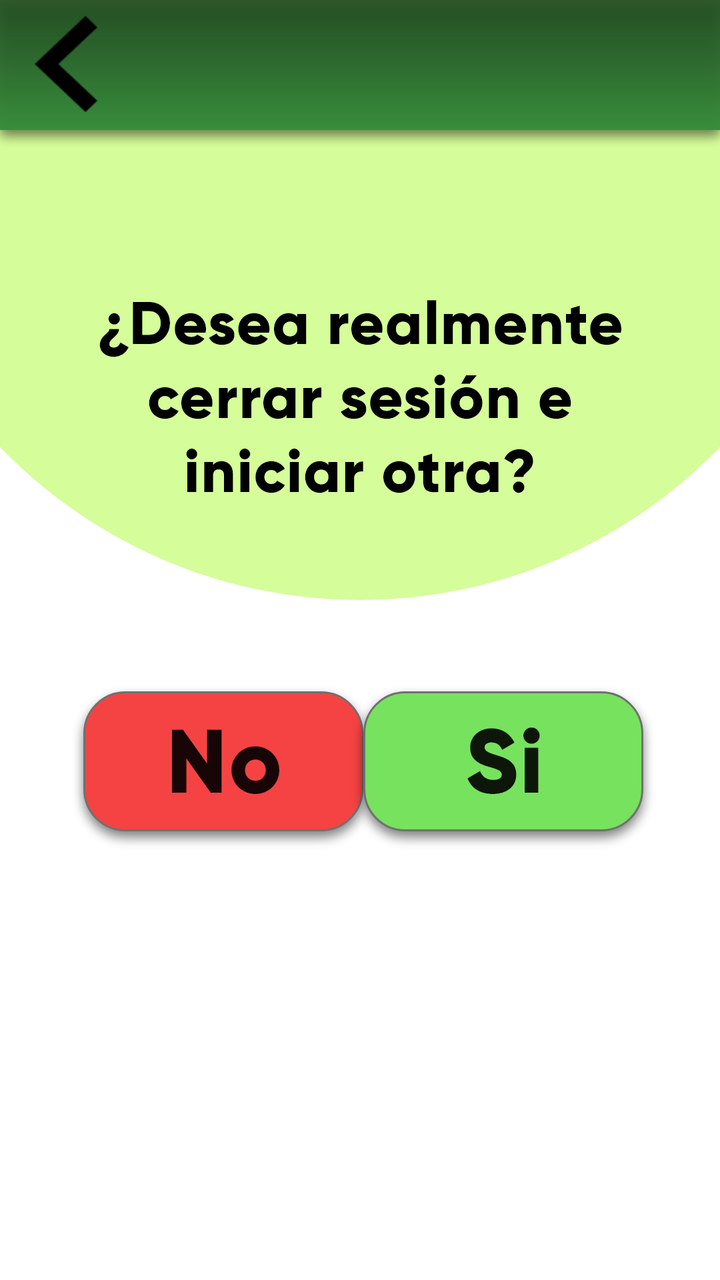
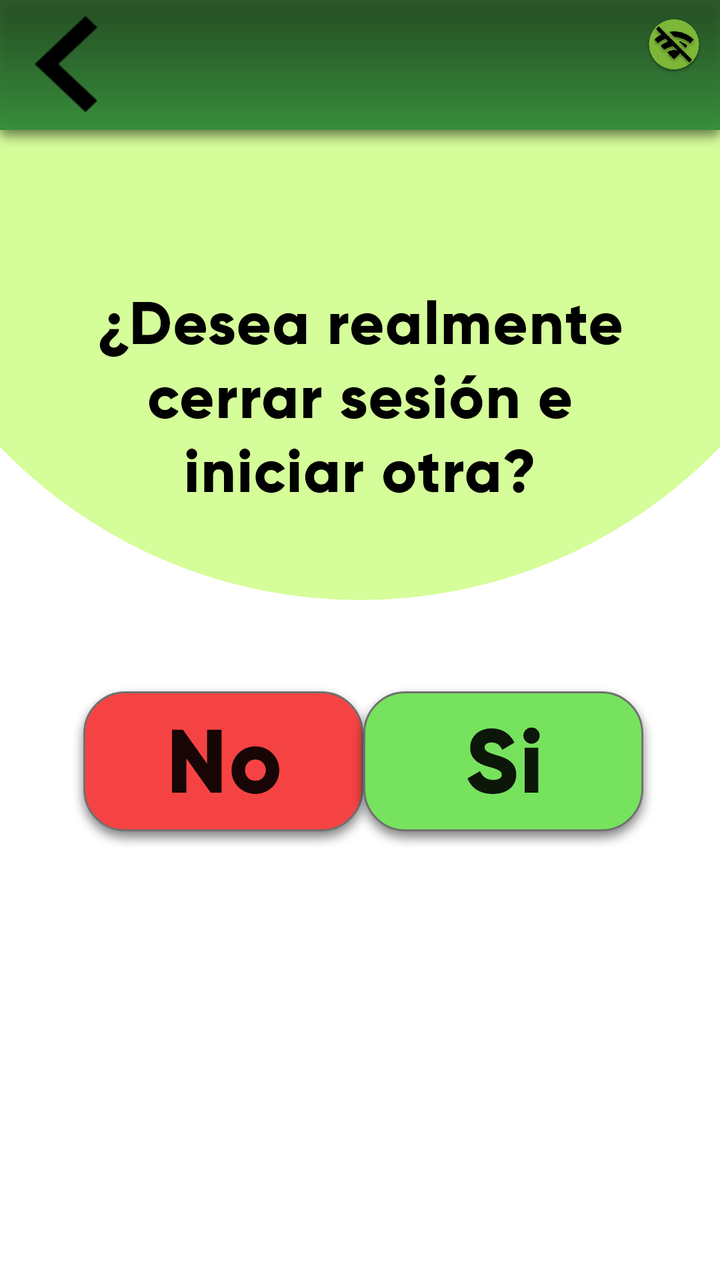

Before-and-after screenshots of an Android layout around one commit, followed by the original layout XML and the change that was made.
<!-- AndroidManifest.xml: application theme AppTheme -->
<!-- res/layout/activity_cambio.xml -->
<?xml version="1.0" encoding="utf-8"?>
<android.support.constraint.ConstraintLayout xmlns:android="http://schemas.android.com/apk/res/android"
    xmlns:app="http://schemas.android.com/apk/res-auto"
    xmlns:tools="http://schemas.android.com/tools"
    android:layout_width="match_parent"
    android:layout_height="match_parent"
    android:background="@drawable/cambio1"
    tools:context=".ActivityCambio">

    <ImageView
        android:id="@+id/imageView6"
        android:layout_width="wrap_content"
        android:layout_height="wrap_content"
        android:layout_marginStart="8dp"
        android:layout_marginTop="8dp"
        android:layout_marginEnd="8dp"
        android:layout_marginBottom="8dp"
        app:layout_constraintBottom_toBottomOf="parent"
        app:layout_constraintEnd_toEndOf="parent"
        app:layout_constraintStart_toStartOf="parent"
        app:layout_constraintTop_toTopOf="parent"
        app:layout_constraintVertical_bias="0.263"
        app:srcCompat="@drawable/textcambio" />

    <Button
        android:id="@+id/button"
        android:layout_width="wrap_content"
        android:layout_height="wrap_content"
        android:layout_marginStart="8dp"
        android:layout_marginTop="8dp"
        android:layout_marginEnd="8dp"
        android:layout_marginBottom="8dp"
        android:background="@drawable/nop"
        app:layout_constraintBottom_toBottomOf="parent"
        app:layout_constraintEnd_toEndOf="parent"
        app:layout_constraintHorizontal_bias="0.133"
        app:layout_constraintStart_toStartOf="parent"
        app:layout_constraintTop_toTopOf="parent"
        app:layout_constraintVertical_bias="0.619" />

    <Button
        android:id="@+id/button2"
        android:layout_width="wrap_content"
        android:layout_height="wrap_content"
        android:layout_marginStart="8dp"
        android:layout_marginTop="8dp"
        android:layout_marginEnd="8dp"
        android:layout_marginBottom="8dp"
        android:background="@drawable/yes"
        app:layout_constraintBottom_toBottomOf="parent"
        app:layout_constraintEnd_toEndOf="parent"
        app:layout_constraintHorizontal_bias="0.885"
        app:layout_constraintStart_toStartOf="parent"
        app:layout_constraintTop_toTopOf="parent"
        app:layout_constraintVertical_bias="0.619" />

    <Button
        android:id="@+id/back"
        android:layout_width="50dp"
        android:layout_height="wrap_content"
        android:layout_marginStart="8dp"
        android:layout_marginTop="8dp"
        android:layout_marginEnd="8dp"
        android:layout_marginBottom="8dp"
        android:background="@drawable/flechitaatras"
        app:layout_constraintBottom_toBottomOf="parent"
        app:layout_constraintEnd_toEndOf="parent"
        app:layout_constraintHorizontal_bias="0.0"
        app:layout_constraintStart_toStartOf="parent"
        app:layout_constraintTop_toTopOf="parent"
        app:layout_constraintVertical_bias="0.0" />
</android.support.constraint.ConstraintLayout>
<!-- resources referenced by this layout -->
<resources>
  <!-- drawable cambio1: png bitmap (drawable-hdpi, 8888 bytes) -->
  <!-- drawable flechitaatras: png bitmap (drawable-hdpi, 1018 bytes) -->
  <!-- drawable nop: png bitmap (drawable-hdpi, 5884 bytes) -->
  <!-- drawable textcambio: png bitmap (drawable-hdpi, 7919 bytes) -->
  <!-- drawable yes: png bitmap (drawable-hdpi, 5997 bytes) -->
  <style name="AppTheme" parent="Theme.AppCompat.Light.NoActionBar">
          
          <item name="colorPrimary">@color/colorPrimary</item>
          <item name="colorPrimaryDark">@color/colorPrimaryDark</item>
          <item name="colorAccent">@color/colorAccent</item>
      </style>
  <color name="colorPrimary">#008577</color>
  <color name="colorPrimaryDark">#00574B</color>
  <color name="colorAccent">#D81B60</color>
</resources>

<!-- the commit's change to res/layout/activity_cambio.xml (unified diff, before → after) -->
@@ -6,6 +6,24 @@
     android:layout_height="match_parent"
     android:background="@drawable/cambio1"
     tools:context=".ActivityCambio">
+
+    <ImageButton
+        android:id="@+id/activity_estadisticas_nowifibutton"
+        android:layout_width="30dp"
+        android:layout_height="30dp"
+        android:layout_alignParentStart="true"
+        android:layout_alignParentTop="true"
+        android:layout_marginStart="8dp"
+        android:layout_marginTop="8dp"
+        android:layout_marginEnd="8dp"
+        android:layout_marginBottom="8dp"
+        android:background="@drawable/ic_nowifi"
+        app:layout_constraintBottom_toBottomOf="parent"
+        app:layout_constraintEnd_toEndOf="parent"
+        app:layout_constraintHorizontal_bias="1.0"
+        app:layout_constraintStart_toStartOf="parent"
+        app:layout_constraintTop_toTopOf="parent"
+        app:layout_constraintVertical_bias="0.0" />
 
     <ImageView
         android:id="@+id/imageView6"
@@ -23,7 +41,7 @@
         app:srcCompat="@drawable/textcambio" />
 
     <Button
-        android:id="@+id/button"
+        android:id="@+id/noalcambiopormexico"
         android:layout_width="wrap_content"
         android:layout_height="wrap_content"
         android:layout_marginStart="8dp"
@@ -39,7 +57,7 @@
         app:layout_constraintVertical_bias="0.619" />
 
     <Button
-        android:id="@+id/button2"
+        android:id="@+id/yesalcambiopormexico"
         android:layout_width="wrap_content"
         android:layout_height="wrap_content"
         android:layout_marginStart="8dp"
<!-- resource entries referenced after the edit -->
@@ -2,6 +2,7 @@
 <resources>
   <!-- drawable cambio1: png bitmap (drawable-hdpi, 8888 bytes) -->
   <!-- drawable flechitaatras: png bitmap (drawable-hdpi, 1018 bytes) -->
+  <!-- drawable ic_nowifi: png bitmap (drawable-hdpi, 15871 bytes) -->
   <!-- drawable nop: png bitmap (drawable-hdpi, 5884 bytes) -->
   <!-- drawable textcambio: png bitmap (drawable-hdpi, 7919 bytes) -->
   <!-- drawable yes: png bitmap (drawable-hdpi, 5997 bytes) -->
